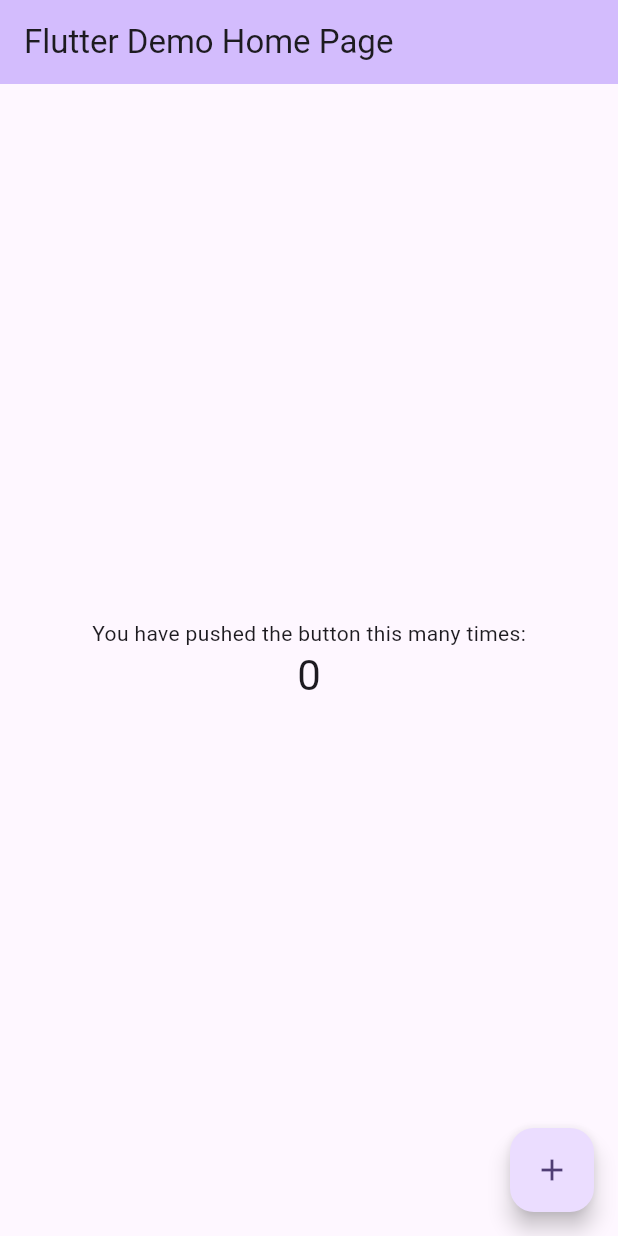
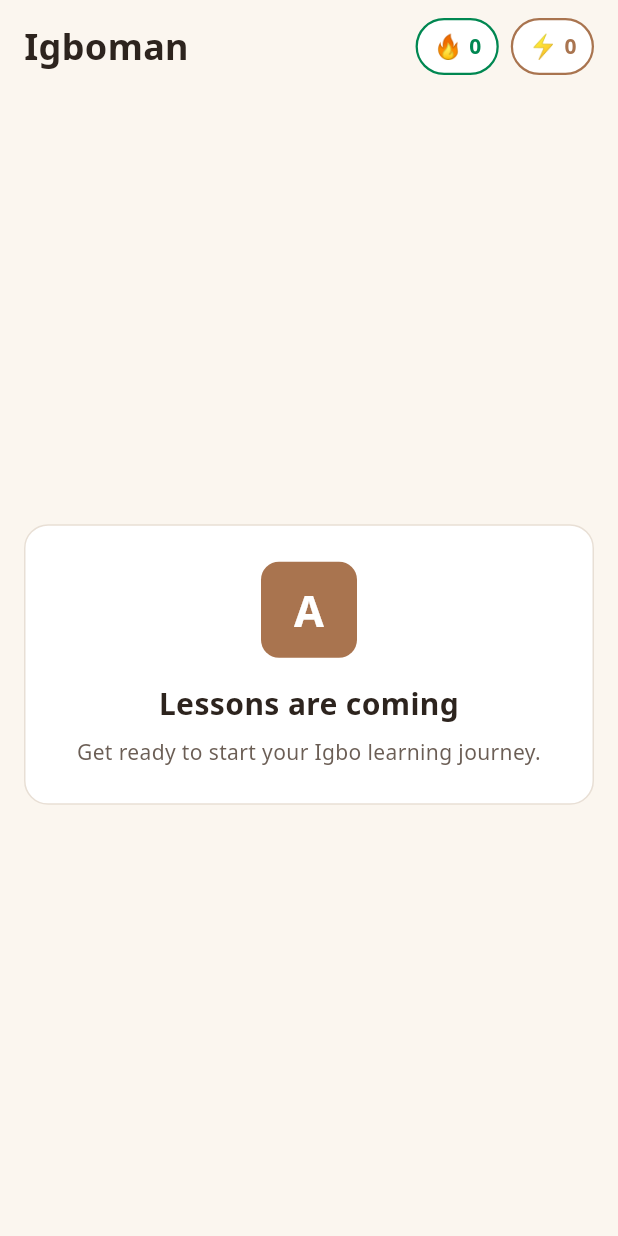
Before and after one commit to Samthesurf/igboman, a Flutter app: the screen it shows after launch, on a phone screen of 412 x 824 dp. Run offline on Flutter 3.47's test engine with Material 3 defaults, Android fonts, the phone set to English and light mode, and no system bars.

Commit message:
feat: theme and app shell

```diff
--- /dev/null
+++ b/lib/app.dart
@@ -0,0 +1,35 @@
+import 'package:flutter/material.dart';
+import 'package:provider/provider.dart';
+import 'package:igboman/screens/home_screen.dart';
+import 'package:igboman/state/app_state.dart';
+import 'package:igboman/theme/app_theme.dart';
+
+class App extends StatelessWidget {
+  const App({
+    super.key,
+    this.appState,
+  });
+
+  final AppState? appState;
+
+  @override
+  Widget build(BuildContext context) {
+    final materialApp = MaterialApp(
+      title: 'Igboman',
+      theme: buildAppTheme(),
+      home: const HomeScreen(),
+    );
+
+    if (appState != null) {
+      return ChangeNotifierProvider<AppState>.value(
+        value: appState!,
+        child: materialApp,
+      );
+    }
+
+    return ChangeNotifierProvider<AppState>(
+      create: (_) => AppState(),
+      child: materialApp,
+    );
+  }
+}
--- a/lib/main.dart
+++ b/lib/main.dart
@@ -1,122 +1,6 @@
 import 'package:flutter/material.dart';
+import 'package:igboman/app.dart';
 
 void main() {
-  runApp(const MyApp());
+  runApp(const App());
 }
-
-class MyApp extends StatelessWidget {
-  const MyApp({super.key});
-
-  // This widget is the root of your application.
-  @override
-  Widget build(BuildContext context) {
-    return MaterialApp(
-      title: 'Flutter Demo',
-      theme: ThemeData(
-        // This is the theme of your application.
-        //
-        // TRY THIS: Try running your application with "flutter run". You'll see
-        // the application has a purple toolbar. Then, without quitting the app,
-        // try changing the seedColor in the colorScheme below to Colors.green
-        // and then invoke "hot reload" (save your changes or press the "hot
-        // reload" button in a Flutter-supported IDE, or press "r" if you used
-        // the command line to start the app).
-        //
-        // Notice that the counter didn't reset back to zero; the application
-        // state is not lost during the reload. To reset the state, use hot
-        // restart instead.
-        //
-        // This works for code too, not just values: Most code changes can be
-        // tested with just a hot reload.
-        colorScheme: .fromSeed(seedColor: Colors.deepPurple),
-      ),
-      home: const MyHomePage(title: 'Flutter Demo Home Page'),
-    );
-  }
-}
-
-class MyHomePage extends StatefulWidget {
-  const MyHomePage({super.key, required this.title});
-
-  // This widget is the home page of your application. It is stateful, meaning
-  // that it has a State object (defined below) that contains fields that affect
-  // how it looks.
-
-  // This class is the configuration for the state. It holds the values (in this
-  // case the title) provided by the parent (in this case the App widget) and
-  // used by the build method of the State. Fields in a Widget subclass are
-  // always marked "final".
-
-  final String title;
-
-  @override
-  State<MyHomePage> createState() => _MyHomePageState();
-}
-
-class _MyHomePageState extends State<MyHomePage> {
-  int _counter = 0;
-
-  void _incrementCounter() {
-    setState(() {
-      // This call to setState tells the Flutter framework that something has
-      // changed in this State, which causes it to rerun the build method below
-      // so that the display can reflect the updated values. If we changed
-      // _counter without calling setState(), then the build method would not be
-      // called again, and so nothing would appear to happen.
-      _counter++;
-    });
-  }
-
-  @override
-  Widget build(BuildContext context) {
-    // This method is rerun every time setState is called, for instance as done
-    // by the _incrementCounter method above.
-    //
-    // The Flutter framework has been optimized to make rerunning build methods
-    // fast, so that you can just rebuild anything that needs updating rather
-    // than having to individually change instances of widgets.
-    return Scaffold(
-      appBar: AppBar(
-        // TRY THIS: Try changing the color here to a specific color (to
-        // Colors.amber, perhaps?) and trigger a hot reload to see the AppBar
-        // change color while the other colors stay the same.
-        backgroundColor: Theme.of(context).colorScheme.inversePrimary,
-        // Here we take the value from the MyHomePage object that was created by
-        // the App.build method, and use it to set our appbar title.
-        title: Text(widget.title),
-      ),
-      body: Center(
-        // Center is a layout widget. It takes a single child and positions it
-        // in the middle of the parent.
-        child: Column(
-          // Column is also a layout widget. It takes a list of children and
-          // arranges them vertically. By default, it sizes itself to fit its
-          // children horizontally, and tries to be as tall as its parent.
-          //
-          // Column has various properties to control how it sizes itself and
-          // how it positions its children. Here we use mainAxisAlignment to
-          // center the children vertically; the main axis here is the vertical
-          // axis because Columns are vertical (the cross axis would be
-          // horizontal).
-          //
-          // TRY THIS: Invoke "debug painting" (choose the "Toggle Debug Paint"
-          // action in the IDE, or press "p" in the console), to see the
-          // wireframe for each widget.
-          mainAxisAlignment: .center,
-          children: [
-            const Text('You have pushed the button this many times:'),
-            Text(
-              '$_counter',
-              style: Theme.of(context).textTheme.headlineMedium,
-            ),
-          ],
-        ),
-      ),
-      floatingActionButton: FloatingActionButton(
-        onPressed: _incrementCounter,
-        tooltip: 'Increment',
-        child: const Icon(Icons.add),
-      ),
-    );
-  }
-}
--- /dev/null
+++ b/lib/screens/home_screen.dart
@@ -0,0 +1,87 @@
+import 'package:flutter/material.dart';
+import 'package:igboman/theme/app_theme.dart';
+import 'package:igboman/widgets/avatar_view.dart';
+import 'package:igboman/widgets/streak_chip.dart';
+import 'package:igboman/widgets/xp_chip.dart';
+
+class HomeScreen extends StatelessWidget {
+  const HomeScreen({super.key});
+
+  @override
+  Widget build(BuildContext context) {
+    return Scaffold(
+      backgroundColor: AppColors.background,
+      body: SafeArea(
+        child: Padding(
+          padding: const EdgeInsets.symmetric(horizontal: 16.0, vertical: 12.0),
+          child: Column(
+            crossAxisAlignment: CrossAxisAlignment.start,
+            children: [
+              const Row(
+                children: [
+                  Text(
+                    'Igboman',
+                    style: TextStyle(
+                      fontSize: 24,
+                      fontWeight: FontWeight.bold,
+                      color: AppColors.textPrimary,
+                      fontFamily: 'NotoSans',
+                    ),
+                  ),
+                  Spacer(),
+                  StreakChip(),
+                  SizedBox(width: 8),
+                  XpChip(),
+                ],
+              ),
+              const SizedBox(height: 24),
+              Expanded(
+                child: Center(
+                  child: Container(
+                    width: double.infinity,
+                    padding: const EdgeInsets.all(24.0),
+                    decoration: BoxDecoration(
+                      color: AppColors.surface,
+                      borderRadius: BorderRadius.circular(16),
+                      border: Border.all(
+                        color: AppColors.cardBorder,
+                        width: 1,
+                      ),
+                    ),
+                    child: const Column(
+                      mainAxisSize: MainAxisSize.min,
+                      children: [
+                        AvatarView(size: 64),
+                        SizedBox(height: 16),
+                        Text(
+                          'Lessons are coming',
+                          style: TextStyle(
+                            fontSize: 20,
+                            fontWeight: FontWeight.bold,
+                            color: AppColors.textPrimary,
+                            fontFamily: 'NotoSans',
+                          ),
+                          textAlign: TextAlign.center,
+                        ),
+                        SizedBox(height: 8),
+                        Text(
+                          'Get ready to start your Igbo learning journey.',
+                          style: TextStyle(
+                            fontSize: 14,
+                            color: AppColors.textSecondary,
+                            fontFamily: 'NotoSans',
+                          ),
+                          textAlign: TextAlign.center,
+                        ),
+                      ],
+                    ),
+                  ),
+                ),
+              ),
+            ],
+          ),
+        ),
+      ),
+    );
+  }
+}
--- /dev/null
+++ b/lib/state/app_state.dart
@@ -0,0 +1,22 @@
+import 'package:flutter/foundation.dart';
+
+class AppState extends ChangeNotifier {
+  int _xp = 0;
+  int _streakDays = 0;
+
+  int get xp => _xp;
+  set xp(int value) {
+    if (_xp != value) {
+      _xp = value;
+      notifyListeners();
+    }
+  }
+
+  int get streakDays => _streakDays;
+  set streakDays(int value) {
+    if (_streakDays != value) {
+      _streakDays = value;
+      notifyListeners();
+    }
+  }
+}
--- /dev/null
+++ b/lib/theme/app_theme.dart
@@ -0,0 +1,61 @@
+import 'package:flutter/material.dart';
+
+abstract final class AppColors {
+  static const Color primary = Color(0xFFA9744F);
+  static const Color secondary = Color(0xFF008751);
+  static const Color background = Color(0xFFFBF6EF);
+  static const Color surface = Color(0xFFFFFFFF);
+  static const Color onPrimary = Color(0xFFFFFFFF);
+  static const Color onSecondary = Color(0xFFFFFFFF);
+  static const Color onBackground = Color(0xFF2D241E);
+  static const Color onSurface = Color(0xFF2D241E);
+  static const Color textPrimary = Color(0xFF2D241E);
+  static const Color textSecondary = Color(0xFF6B5E55);
+  static const Color cardBorder = Color(0xFFE8DFD5);
+}
+
+ThemeData buildAppTheme() {
+  const colorScheme = ColorScheme(
+    brightness: Brightness.light,
+    primary: AppColors.primary,
+    onPrimary: AppColors.onPrimary,
+    secondary: AppColors.secondary,
+    onSecondary: AppColors.onSecondary,
+    error: Color(0xFFBA1A1A),
+    onError: Color(0xFFFFFFFF),
+    surface: AppColors.surface,
+    onSurface: AppColors.onSurface,
+  );
+
+  return ThemeData(
+    useMaterial3: true,
+    fontFamily: 'NotoSans',
+    colorScheme: colorScheme,
+    scaffoldBackgroundColor: AppColors.background,
+    appBarTheme: const AppBarTheme(
+      backgroundColor: AppColors.background,
+      foregroundColor: AppColors.textPrimary,
+      elevation: 0,
+      scrolledUnderElevation: 0,
+    ),
+    cardTheme: CardThemeData(
+      color: AppColors.surface,
+      elevation: 0,
+      shape: RoundedRectangleBorder(
+        borderRadius: BorderRadius.circular(16),
+        side: const BorderSide(color: AppColors.cardBorder),
+      ),
+    ),
+    textTheme: const TextTheme(
+      headlineLarge: TextStyle(color: AppColors.textPrimary, fontFamily: 'NotoSans'),
+      headlineMedium: TextStyle(color: AppColors.textPrimary, fontFamily: 'NotoSans'),
+      headlineSmall: TextStyle(color: AppColors.textPrimary, fontFamily: 'NotoSans'),
+      titleLarge: TextStyle(color: AppColors.textPrimary, fontFamily: 'NotoSans'),
+      titleMedium: TextStyle(color: AppColors.textPrimary, fontFamily: 'NotoSans'),
+      titleSmall: TextStyle(color: AppColors.textPrimary, fontFamily: 'NotoSans'),
+      bodyLarge: TextStyle(color: AppColors.textPrimary, fontFamily: 'NotoSans'),
+      bodyMedium: TextStyle(color: AppColors.textPrimary, fontFamily: 'NotoSans'),
+      bodySmall: TextStyle(color: AppColors.textSecondary, fontFamily: 'NotoSans'),
+    ),
+  );
+}
--- /dev/null
+++ b/lib/widgets/avatar_view.dart
@@ -0,0 +1,59 @@
+import 'package:flutter/material.dart';
+import 'package:igboman/theme/app_theme.dart';
+
+class AvatarView extends StatelessWidget {
+  const AvatarView({
+    super.key,
+    this.assetPath,
+    this.initial = 'A',
+    this.size = 48.0,
+    this.borderRadius = 12.0,
+  });
+
+  final String? assetPath;
+  final String initial;
+  final double size;
+  final double borderRadius;
+
+  Widget _buildPlaceholder() {
+    return Container(
+      width: size,
+      height: size,
+      decoration: BoxDecoration(
+        color: AppColors.primary,
+        borderRadius: BorderRadius.circular(borderRadius),
+      ),
+      alignment: Alignment.center,
+      child: Text(
+        initial,
+        style: TextStyle(
+          color: AppColors.onPrimary,
+          fontWeight: FontWeight.bold,
+          fontSize: size * 0.45,
+          fontFamily: 'NotoSans',
+        ),
+      ),
+    );
+  }
+
+  @override
+  Widget build(BuildContext context) {
+    final path = assetPath;
+    if (path == null || path.isEmpty) {
+      return _buildPlaceholder();
+    }
+
+    return ClipRRect(
+      borderRadius: BorderRadius.circular(borderRadius),
+      child: Image.asset(
+        path,
+        width: size,
+        height: size,
+        fit: BoxFit.cover,
+        errorBuilder: (context, error, stackTrace) {
+          return _buildPlaceholder();
+        },
+      ),
+    );
+  }
+}
--- /dev/null
+++ b/lib/widgets/streak_chip.dart
@@ -0,0 +1,49 @@
+import 'package:flutter/material.dart';
+import 'package:provider/provider.dart';
+import 'package:igboman/state/app_state.dart';
+import 'package:igboman/theme/app_theme.dart';
+
+class StreakChip extends StatelessWidget {
+  const StreakChip({
+    super.key,
+    this.streak,
+  });
+
+  final int? streak;
+
+  @override
+  Widget build(BuildContext context) {
+    final value = streak ?? context.watch<AppState>().streakDays;
+
+    return Container(
+      padding: const EdgeInsets.symmetric(horizontal: 10, vertical: 6),
+      decoration: BoxDecoration(
+        color: AppColors.surface,
+        borderRadius: BorderRadius.circular(20),
+        border: Border.all(
+          color: AppColors.secondary,
+          width: 1.5,
+        ),
+      ),
+      child: Row(
+        mainAxisSize: MainAxisSize.min,
+        children: [
+          const Text(
+            '🔥',
+            style: TextStyle(fontSize: 16),
+          ),
+          const SizedBox(width: 4),
+          Text(
+            '$value',
+            style: const TextStyle(
+              fontSize: 14,
+              fontWeight: FontWeight.bold,
+              color: AppColors.secondary,
+              fontFamily: 'NotoSans',
+            ),
+          ),
+        ],
+      ),
+    );
+  }
+}
--- /dev/null
+++ b/lib/widgets/xp_chip.dart
@@ -0,0 +1,49 @@
+import 'package:flutter/material.dart';
+import 'package:provider/provider.dart';
+import 'package:igboman/state/app_state.dart';
+import 'package:igboman/theme/app_theme.dart';
+
+class XpChip extends StatelessWidget {
+  const XpChip({
+    super.key,
+    this.xp,
+  });
+
+  final int? xp;
+
+  @override
+  Widget build(BuildContext context) {
+    final value = xp ?? context.watch<AppState>().xp;
+
+    return Container(
+      padding: const EdgeInsets.symmetric(horizontal: 10, vertical: 6),
+      decoration: BoxDecoration(
+        color: AppColors.surface,
+        borderRadius: BorderRadius.circular(20),
+        border: Border.all(
+          color: AppColors.primary,
+          width: 1.5,
+        ),
+      ),
+      child: Row(
+        mainAxisSize: MainAxisSize.min,
+        children: [
+          const Text(
+            '⚡',
+            style: TextStyle(fontSize: 16),
+          ),
+          const SizedBox(width: 4),
+          Text(
+            '$value',
+            style: const TextStyle(
+              fontSize: 14,
+              fontWeight: FontWeight.bold,
+              color: AppColors.primary,
+              fontFamily: 'NotoSans',
+            ),
+          ),
+        ],
+      ),
+    );
+  }
+}
```
Also changed, not shown: pubspec.yaml (+10 -29 lines), assets/images/ada.png (added), pubspec.lock, 5 other files.
